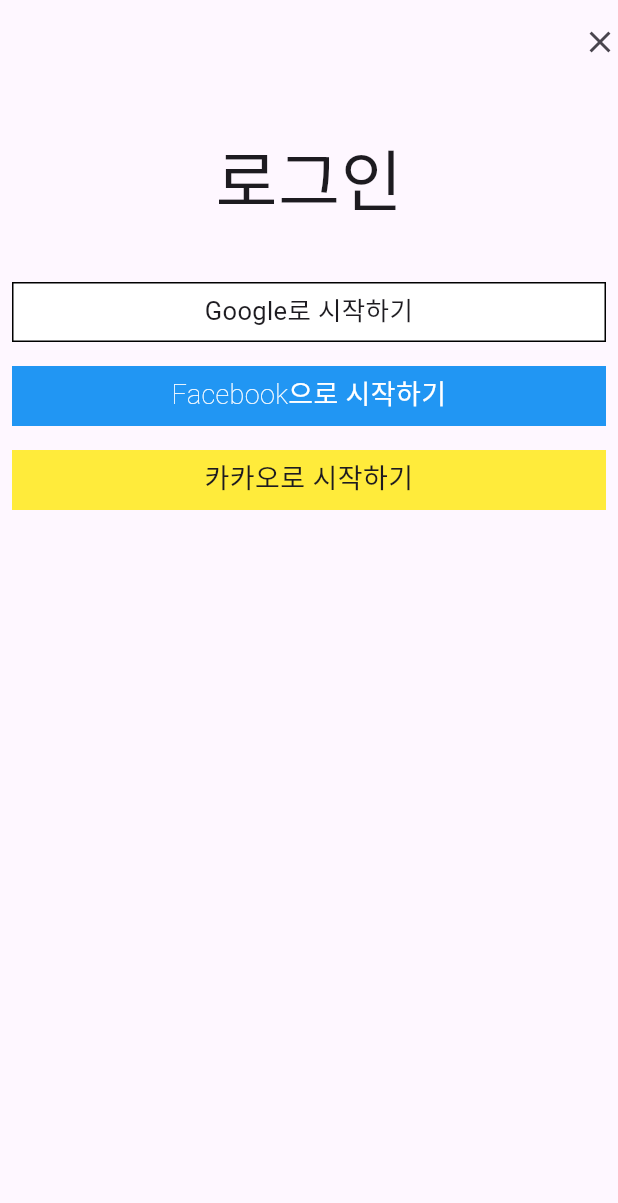
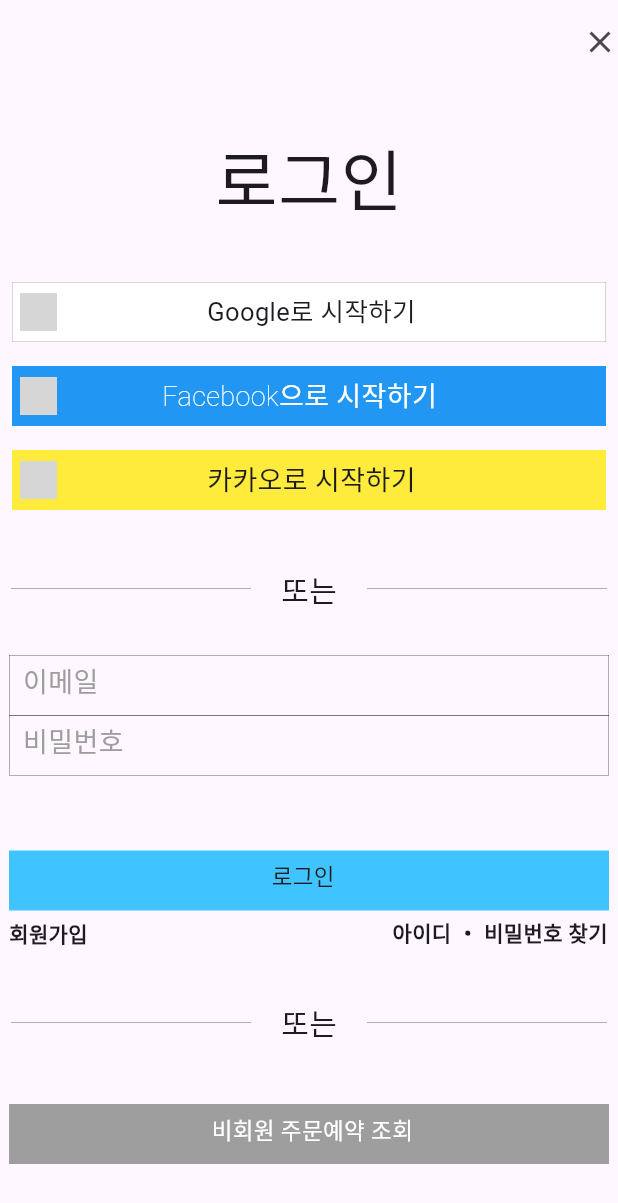
Before and after one commit to HiPeun/logintest, a Flutter app: the screen it shows after launch, on a phone screen of 412 x 824 dp. Shown: the top 1203 px of the screen. Run offline on Flutter 3.47's test engine with Material 3 defaults, Android fonts, the phone set to English and light mode, and no system bars; grey boxes are pictures that could not be loaded.

Commit message:
또는 부분과 이메일 비밀번호 로그인 회원가입 아이디, 비밀번호 찾기 하고 또는 부분과 비회원 주문예약 조회 부분 커밋

```diff
--- a/analysis_options.yaml
+++ b/analysis_options.yaml
@@ -21,7 +21,11 @@ linter:
   # `// ignore_for_file: name_of_lint` syntax on the line or in the file
   # producing the lint.
   rules:
-
+    prefer_typing_uninitialized_variables: false
+    prefer_const_constructors_in_immutables: false
+    prefer_const_constructors: false
+    avoid_print: false
+    prefer_const_literals_to_create_immutables: false
     # avoid_print: false  # Uncomment to disable the `avoid_print` rule
     # prefer_single_quotes: true  # Uncomment to enable the `prefer_single_quotes` rule
 
--- a/lib/main.dart
+++ b/lib/main.dart
@@ -1,5 +1,6 @@
 import 'package:flutter/cupertino.dart';
 import 'package:flutter/material.dart';
+import 'package:flutter/painting.dart';
 import 'package:flutter/widgets.dart';
 
 void main() {
@@ -48,14 +49,17 @@ class _MyHomePageState extends State<MyHomePage> {
           Icon(Icons.close),
         ],
       ),
-      body: Column(
-        children: [
+      body: Column(children: [
         Row(
           mainAxisAlignment: MainAxisAlignment.center,
           children: [
             Container(
               padding: EdgeInsets.all(30),
-                child: Text(style: TextStyle(fontSize: 45,), '로그인'),
+              child: Text(
+                  style: TextStyle(
+                    fontSize: 45,
+                  ),
+                  '로그인'),
             ),
           ],
         ),
@@ -69,17 +73,29 @@ class _MyHomePageState extends State<MyHomePage> {
                 height: 40,
                 decoration: BoxDecoration(
                     border: Border.all(
-                        width: 1,
+                      width: 0.1,
                       color: Colors.black,
                     ),
                     color: Colors.white),
+                child: Row(
+                  children: [
+                    Image.asset(
+                      'google.png',
+                      width: 25,
+                    ),
+                    Container(
+                      child: Padding(
+                        padding: const EdgeInsets.fromLTRB(100, 0, 0, 0),
                         child: Text(
-                    textAlign: TextAlign.center,
                             style: TextStyle(
                               fontWeight: FontWeight.w400,
                               fontSize: 17,
                             ),
                             'Google로 시작하기'),
+                      ),
+                    ),
+                  ],
+                ),
               ),
             ),
           ],
@@ -92,18 +108,25 @@ class _MyHomePageState extends State<MyHomePage> {
                   padding: EdgeInsets.all(5),
                   width: 400,
                   height: 40,
-                  decoration: BoxDecoration(
-
-                      color: Colors.blue),
+                  decoration: BoxDecoration(color: Colors.blue),
+                  child: Row(
+                    children: [
+                      Image.asset(
+                        'facebook.png',
+                        width: 25,
+                      ),
+                      Padding(
+                        padding: const EdgeInsets.fromLTRB(70, 0, 0, 0),
                         child: Text(
                             textAlign: TextAlign.center,
                             style: TextStyle(
                                 color: Colors.white,
                                 fontSize: 18,
-                        fontWeight: FontWeight.w100
-                      ),
+                                fontWeight: FontWeight.w100),
                             'Facebook으로 시작하기'),
                       ),
+                    ],
+                  )),
             ),
           ],
         ),
@@ -115,23 +138,172 @@ class _MyHomePageState extends State<MyHomePage> {
                   padding: EdgeInsets.all(5),
                   width: 400,
                   height: 40,
-                  decoration: BoxDecoration(
-
-                      color: Colors.yellow),
+                  decoration: BoxDecoration(color: Colors.yellow),
+                  child: Row(
+                    children: [
+                      Image.asset(
+                        'kakao.png',
+                        width: 25,
+                      ),
+                      Padding(
+                        padding: const EdgeInsets.fromLTRB(100, 0, 0, 0),
                         child: Text(
-
                             textAlign: TextAlign.center,
                             style: TextStyle(
+                                fontSize: 18, fontWeight: FontWeight.w400),
+                            '카카오로 시작하기'),
+                      ),
+                    ],
+                  )),
+            ),
+          ],
+        ),
+        Container(
+          child: Container(
+            padding: EdgeInsets.fromLTRB(0, 30, 0, 30),
+            child: Row(
+              mainAxisAlignment: MainAxisAlignment.center,
+              children: [
+                Container(
+                  height: 0.2,
+                  width: 160.0,
+                  color: Colors.black,
+                ),
+                Padding(
+                  padding: const EdgeInsets.fromLTRB(20, 0, 20, 0),
+                  child: Text(style: TextStyle(fontSize: 20), '또는'),
+                ),
+                Container(
+                  height: 0.2,
+                  width: 160,
+                  color: Colors.black,
+                )
+              ],
+            ),
+          ),
+        ),
+        Column(
+          children: [
+            Container(
+              child: Padding(
+                padding: const EdgeInsets.fromLTRB(9, 4, 0, 0),
+                child: Text(
+                    style: TextStyle(
                       fontSize: 18,
-                        fontWeight: FontWeight.w400
+                      color: Colors.grey,
                     ),
-                      '카카오로 시작하기'),
+                    '이메일'),
+              ),
+              width: 400,
+              height: 40,
+              decoration: BoxDecoration(
+                border: Border.all(
+                  width: 0.2,
+                ),
               ),
             ),
           ],
+        ),
+        Container(
+          child: Padding(
+            padding: const EdgeInsets.fromLTRB(9, 4, 0, 0),
+            child: Text(
+                style: TextStyle(
+                  fontSize: 18,
+                  color: Colors.grey,
+                ),
+                '비밀번호'),
+          ),
+          width: 400,
+          height: 40,
+          decoration: BoxDecoration(
+            border: Border.all(
+              width: 0.2,
+            ),
+          ),
+        ),
+        Container(
+          child: Column(
+            children: [
+              Padding(
+                padding: const EdgeInsets.fromLTRB(0, 50, 0, 0),
+                child: Container(
+                  width: 400,
+                  height: 40,
+                  color: Colors.lightBlueAccent,
+                  child: Padding(
+                    padding: const EdgeInsets.fromLTRB(175, 6, 0, 0),
+                    child: Text(style: TextStyle(fontSize: 15), '로그인'),
+                  ),
+                ),
+              ),
+              Container(
+                width: 400,
+                height: 30,
+                child: Container(
+                  child: Row(
+                    mainAxisAlignment: MainAxisAlignment.start,
+                    children: [
+                      Text(
+                          style: TextStyle(fontWeight: FontWeight.bold),
+                          '회원가입'),
+                      Row(
+                        children: [
+                          Padding(
+                            padding: const EdgeInsets.fromLTRB(203, 0, 0, 0),
+                            child: Text(
+                                style: TextStyle(fontWeight: FontWeight.bold),
+                                '아이디 ・ 비밀번호 찾기'),
                           )
                         ],
                       ),
+                    ],
+                  ),
+                ),
+              ),
+              Container(
+                child: Container(
+                  padding: EdgeInsets.fromLTRB(0, 30, 0, 30),
+                  child: Row(
+                    mainAxisAlignment: MainAxisAlignment.center,
+                    children: [
+                      Container(
+                        height: 0.2,
+                        width: 160.0,
+                        color: Colors.black,
+                      ),
+                      Padding(
+                        padding: const EdgeInsets.fromLTRB(20, 0, 20, 0),
+                        child: Text(style: TextStyle(fontSize: 20), '또는'),
+                      ),
+                      Container(
+                        height: 0.2,
+                        width: 160,
+                        color: Colors.black,
+                      )
+                    ],
+                  ),
+                ),
+              ),
+            ],
+          ),
+        ),
+        Container(
+          child: Column(children: [
+            Padding(
+              padding: const EdgeInsets.fromLTRB(0, 10, 0, 0),
+              child: Container(
+                width: 400,
+                height: 40,
+                color: Colors.grey,
+                child: Padding(
+                  padding: const EdgeInsets.fromLTRB(135, 6, 0, 0), child: Text(style: TextStyle(fontSize: 15,color: Colors.white), '비회원 주문예약 조회'),
+                ),
+              ),
+            ),
+          ]),
+        ),
+      ]),
     );
   }
 }
--- a/pubspec.yaml
+++ b/pubspec.yaml
@@ -52,6 +52,8 @@ dev_dependencies:
 
 # The following section is specific to Flutter packages.
 flutter:
+  assets:
+    - assets/
 
   # The following line ensures that the Material Icons font is
   # included with your application, so that you can use the icons in
```
Also changed, not shown: assets/facebook.png (added), assets/google.png (added), assets/kakao.png (added). Lines whose indentation alone changed are shown as unchanged.
